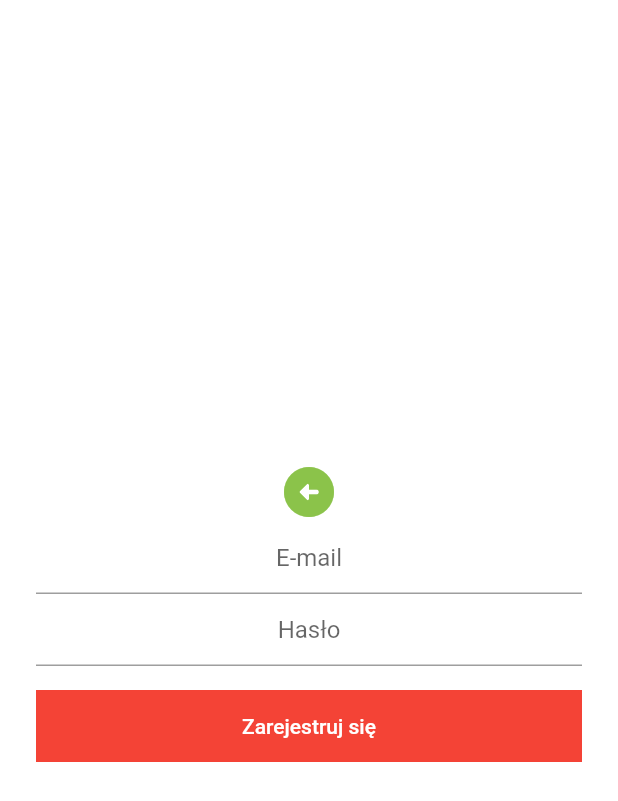
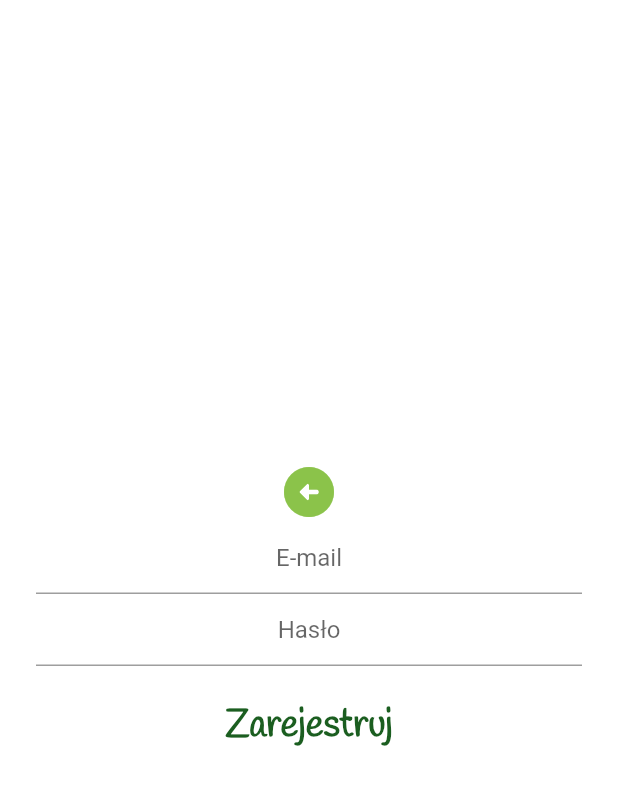
Before and after one commit to Sandra-chemist/SAEP-ReakcjeOrganiczne, a Flutter app: the RegistrationScreen screen opened by its route, on a phone screen of 412 x 824 dp. Shown: the top 801 px of the screen. Run offline on Flutter 3.47's test engine with Material 2 defaults, Android fonts, the phone set to English and light mode, and no system bars; our stand-ins replace firebase_auth, firebase_core; accounts and stored records are empty.

Commit message:
improving appearance registration screen

```diff
--- a/lib/screens/registration_screen.dart
+++ b/lib/screens/registration_screen.dart
@@ -60,7 +60,7 @@ class _RegistrationScreenState extends State<RegistrationScreen> {
             Padding(
               padding: const EdgeInsets.symmetric(vertical: 16.0),
               child: Material(
-                color: Colors.red,
+                color: Colors.white,
                 child: MaterialButton(
                   onPressed: () async {
                     print(email);
@@ -76,13 +76,17 @@ class _RegistrationScreenState extends State<RegistrationScreen> {
                       print(e);
                     }
                   },
-                  child: const Text(
-                    'Zarejestruj się',
-                    style: TextStyle(color: Colors.white),
+                  child: Text(
+                    'Zarejestruj',
+                    style: TextStyle(
+                        fontFamily: 'Handlee',
+                        fontSize: 25.0,
+                        color: Colors.green[900],
+                        fontWeight: FontWeight.bold),
                   ),
                 ),
               ),
-            )
+            ),
           ],
         ),
       ),
```
